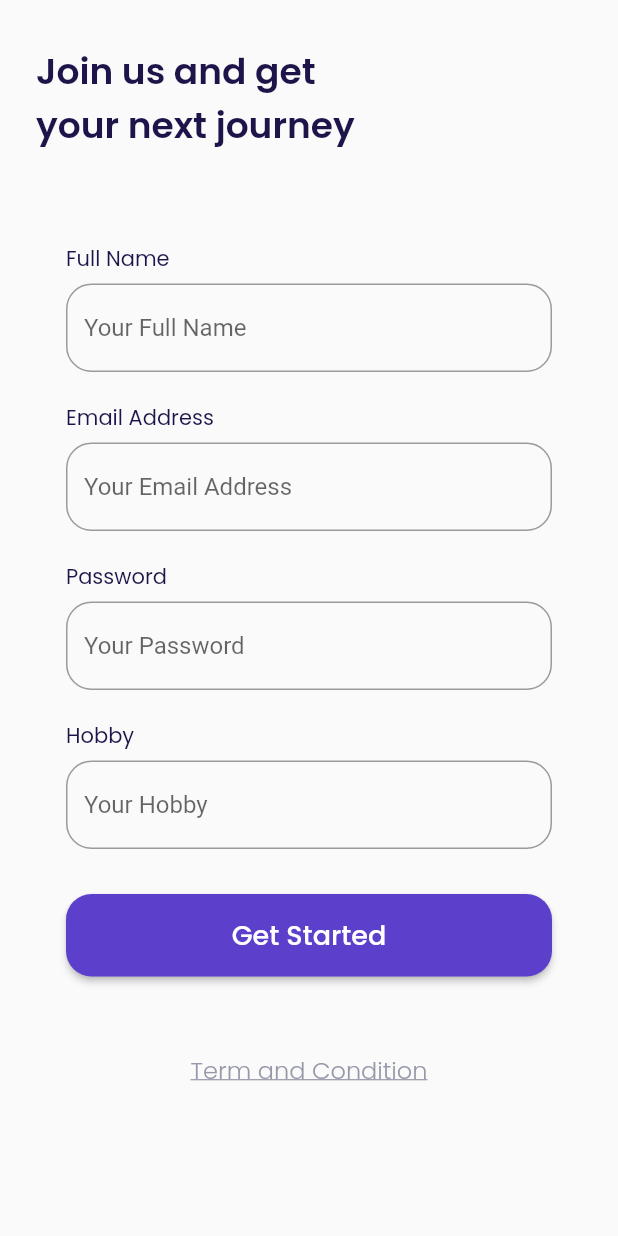
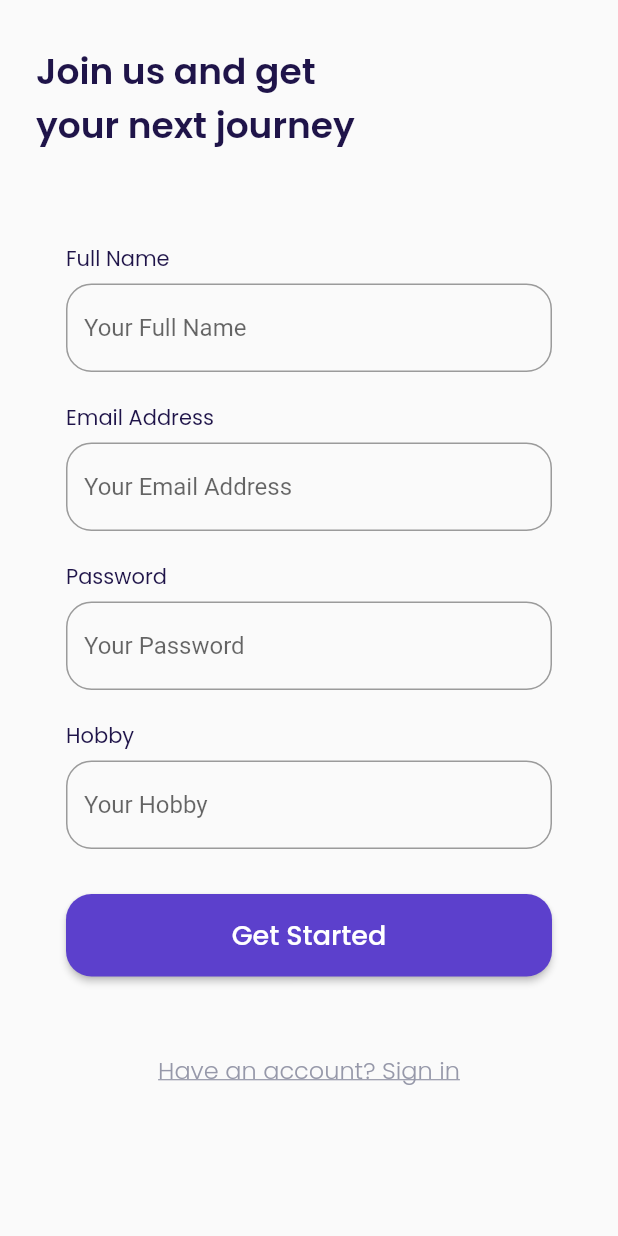
Before and after one commit to mgirisundava/airplane_app, a Flutter app: the screen it shows after launch, after a tap on "Get Started", on a phone screen of 412 x 824 dp. Run offline on Flutter 3.47's test engine with Material 2 defaults, Android fonts, the phone set to English and light mode, and no system bars; our stand-ins replace bloc, cloud_firestore, equatable, firebase_auth, firebase_core, flutter_bloc and 1 more; accounts and stored records are empty.

Commit message:
integrate auth

```diff
--- /dev/null
+++ b/lib/cubit/page/auth/auth_state.dart
@@ -0,0 +1,30 @@
+part of 'auth_cubit.dart';
+
+abstract class AuthState extends Equatable {
+  const AuthState();
+
+  @override
+  List<Object> get props => [];
+}
+
+class AuthInitial extends AuthState {}
+
+class AuthLoading extends AuthState {}
+
+class AuthSuccess extends AuthState {
+  final UserModel user;
+
+  const AuthSuccess(this.user);
+
+  @override
+  List<Object> get props => [user];
+}
+
+class AuthFailed extends AuthState {
+  final String error;
+
+  const AuthFailed(this.error);
+
+  @override
+  List<Object> get props => [error];
+}
--- a/lib/cubit/page/page_cubit.dart
+++ b/lib/cubit/page/page_cubit.dart
@@ -1,5 +1,4 @@
 import 'package:bloc/bloc.dart';
-import 'package:meta/meta.dart';
 
 class PageCubit extends Cubit<int> {
   PageCubit() : super(0);
--- a/lib/main.dart
+++ b/lib/main.dart
@@ -1,14 +1,19 @@
+import 'package:airplane_app/cubit/page/auth/auth_cubit.dart';
 import 'package:airplane_app/cubit/page/page_cubit.dart';
 import 'package:airplane_app/ui/pages/bonus_page.dart';
 import 'package:airplane_app/ui/pages/get_started_page.dart';
 import 'package:airplane_app/ui/pages/main_page.dart';
-import 'package:airplane_app/ui/pages/sign_up_page.dart';
+import 'package:airplane_app/ui/pages/auth_page.dart';
 import 'package:airplane_app/ui/pages/splash_page.dart';
+import 'package:firebase_core/firebase_core.dart';
 import 'package:flutter/material.dart';
 import 'package:flutter_bloc/flutter_bloc.dart';
 
-void main() {
-  return runApp(const MyApp());
+void main() async {
+  WidgetsFlutterBinding.ensureInitialized();
+  await Firebase.initializeApp();
+
+  runApp(const MyApp());
 }
 
 class MyApp extends StatelessWidget {
@@ -21,10 +26,20 @@ class MyApp extends StatelessWidget {
         BlocProvider(
           create: (context) => PageCubit(),
         ),
+        BlocProvider(
+          create: (context) => AuthCubit(),
+        ),
       ],
-      child: const MaterialApp(
+      child: MaterialApp(
         debugShowCheckedModeBanner: false,
-        home: SplashPage(),
+        routes: {
+          '/': (context) => const SplashPage(),
+          '/get-started': (context) => const GetStartedPage(),
+          '/auth': (context) => const AuthPage(),
+          '/bonus': (context) => const BonusPage(),
+          '/main': (context) => const MainPage(),
+        },
+        initialRoute: '/',
       ),
     );
   }
--- /dev/null
+++ b/lib/models/user_model.dart
@@ -0,0 +1,11 @@
+import 'package:equatable/equatable.dart';
+
+class UserModel extends Equatable {
+  final String? id, email, name, hobby;
+  final int? balance;
+
+  const UserModel({this.id, this.email, this.name, this.hobby, this.balance});
+
+  @override
+  List<Object?> get props => [id, email, name, hobby, balance];
+}
--- /dev/null
+++ b/lib/ui/pages/auth_page.dart
@@ -0,0 +1,204 @@
+import 'package:airplane_app/core/colors.dart';
+import 'package:airplane_app/core/fonts.dart';
+import 'package:airplane_app/cubit/page/auth/auth_cubit.dart';
+import 'package:airplane_app/ui/widgets/custom_text_form_field.dart';
+import 'package:airplane_app/ui/widgets/primary_button.dart';
+import 'package:flutter/material.dart';
+import 'package:flutter_bloc/flutter_bloc.dart';
+
+class AuthPage extends StatefulWidget {
+  const AuthPage({Key? key}) : super(key: key);
+
+  @override
+  State<AuthPage> createState() => _AuthPageState();
+}
+
+class _AuthPageState extends State<AuthPage> {
+  final TextEditingController _emailController =
+      TextEditingController(text: '');
+  final TextEditingController _passController = TextEditingController(text: '');
+  final TextEditingController _nameController = TextEditingController(text: '');
+  final TextEditingController _hobbyController =
+      TextEditingController(text: '');
+  bool isSignIn = false;
+
+  @override
+  Widget build(BuildContext context) {
+    Widget title() {
+      return SafeArea(
+        child: Container(
+          margin: const EdgeInsets.only(
+            top: 30,
+            left: 24,
+            right: 24,
+            bottom: 30,
+          ),
+          width: double.infinity,
+          child: Text(
+            isSignIn == false
+                ? 'Join us and get\nyour next journey'
+                : 'Sign in with\nyour existing account',
+            style: TEXTSTYLES.blackTextStyle.copyWith(
+              fontSize: 24,
+              fontWeight: FONTWEIGHT.semiBold,
+            ),
+          ),
+        ),
+      );
+    }
+
+    Widget inputSection() {
+      Widget nameInput() {
+        return CustomTextFormField(
+          title: 'Full Name',
+          hintText: 'Your Full Name',
+          isObsecure: false,
+          controller: _nameController,
+        );
+      }
+
+      Widget emailInput() {
+        return CustomTextFormField(
+          title: 'Email Address',
+          hintText: 'Your Email Address',
+          isObsecure: false,
+          controller: _emailController,
+        );
+      }
+
+      Widget passwordInput() {
+        return CustomTextFormField(
+          title: 'Password',
+          hintText: 'Your Password',
+          isObsecure: true,
+          controller: _passController,
+        );
+      }
+
+      Widget hobbyInput() {
+        return CustomTextFormField(
+          title: 'Hobby',
+          hintText: 'Your Hobby',
+          isObsecure: false,
+          controller: _hobbyController,
+        );
+      }
+
+      Widget authMethodButton() {
+        return GestureDetector(
+          onTap: () {
+            setState(() {
+              isSignIn = !isSignIn;
+            });
+          },
+          child: Container(
+            padding: const EdgeInsets.symmetric(vertical: 50),
+            width: double.infinity,
+            child: Center(
+              child: Text(
+                isSignIn == false
+                    ? 'Have an account? Sign in'
+                    : 'Don\'t have an account? Sign in',
+                style: TEXTSTYLES.greyTextStyle.copyWith(
+                  fontSize: 16,
+                  fontWeight: FONTWEIGHT.light,
+                  decoration: TextDecoration.underline,
+                ),
+              ),
+            ),
+          ),
+        );
+      }
+
+      return Container(
+        margin: const EdgeInsets.symmetric(horizontal: 24),
+        padding: const EdgeInsets.symmetric(
+          vertical: 30,
+          horizontal: 20,
+        ),
+        width: double.infinity,
+        child: Column(
+          crossAxisAlignment: CrossAxisAlignment.start,
+          children: [
+            isSignIn == false ? nameInput() : const SizedBox(),
+            isSignIn == false
+                ? const SizedBox(
+                    height: 20,
+                  )
+                : const SizedBox(),
+            emailInput(),
+            const SizedBox(
+              height: 20,
+            ),
+            passwordInput(),
+            isSignIn == false
+                ? const SizedBox(
+                    height: 20,
+                  )
+                : const SizedBox(),
+            isSignIn == false ? hobbyInput() : const SizedBox(),
+            const SizedBox(
+              height: 30,
+            ),
+            BlocConsumer<AuthCubit, AuthState>(
+              listener: (context, state) {
+                if (state is AuthSuccess) {
+                  Navigator.pushNamedAndRemoveUntil(context,
+                      isSignIn == false ? '/bonus' : '/main', (route) => false);
+                } else if (state is AuthFailed) {
+                  ScaffoldMessenger.of(context).showSnackBar(SnackBar(
+                    content: Text(state.error),
+                    backgroundColor: COLORS.redColor,
+                  ));
+                }
+              },
+              builder: (context, state) {
+                if (state is AuthLoading) {
+                  return SizedBox(
+                    height: 55,
+                    child: Center(
+                      child: LinearProgressIndicator(
+                        color: COLORS.primaryColor,
+                        minHeight: 5,
+                      ),
+                    ),
+                  );
+                } else {
+                  return PrimaryButton(
+                    onPressed: () {
+                      isSignIn == false
+                          ? context.read<AuthCubit>().signUp(
+                                email: _emailController.text,
+                                password: _passController.text,
+                                name: _nameController.text,
+                                hobby: _hobbyController.text,
+                              )
+                          : context.read<AuthCubit>().signIn(
+                                email: _emailController.text,
+                                password: _passController.text,
+                              );
+                    },
+                    width: double.infinity,
+                    height: 55,
+                    title: isSignIn == false ? 'Get Started' : 'Sign In',
+                  );
+                }
+              },
+            ),
+            authMethodButton(),
+          ],
+        ),
+      );
+    }
+
+    return Scaffold(
+      backgroundColor: COLORS.bgColor,
+      body: ListView(
+        children: [
+          title(),
+          inputSection(),
+        ],
+      ),
+    );
+  }
+}
--- a/lib/ui/pages/get_started_page.dart
+++ b/lib/ui/pages/get_started_page.dart
@@ -1,7 +1,6 @@
 import 'package:airplane_app/core/colors.dart';
 import 'package:airplane_app/core/fonts.dart';
 import 'package:airplane_app/core/images.dart';
-import 'package:airplane_app/ui/pages/sign_up_page.dart';
 import 'package:airplane_app/ui/widgets/primary_button.dart';
 import 'package:flutter/material.dart';
 
@@ -54,12 +53,7 @@ class GetStartedPage extends StatelessWidget {
                 ),
                 PrimaryButton(
                   onPressed: () {
-                    Navigator.push(
-                      context,
-                      MaterialPageRoute(
-                        builder: (context) => const SignUpPage(),
-                      ),
-                    );
+                    Navigator.pushNamed(context, '/auth');
                   },
                   width: 220,
                   height: 55,
--- a/lib/ui/pages/sign_up_page.dart
+++ /dev/null
@@ -1,139 +0,0 @@
-import 'package:airplane_app/core/colors.dart';
-import 'package:airplane_app/core/fonts.dart';
-import 'package:airplane_app/ui/pages/bonus_page.dart';
-import 'package:airplane_app/ui/widgets/custom_text_form_field.dart';
-import 'package:airplane_app/ui/widgets/primary_button.dart';
-import 'package:flutter/material.dart';
-
-class SignUpPage extends StatelessWidget {
-  const SignUpPage({Key? key}) : super(key: key);
-
-  @override
-  Widget build(BuildContext context) {
-    Widget title() {
-      return SafeArea(
-        child: Container(
-          margin: const EdgeInsets.only(
-            top: 30,
-            left: 24,
-            right: 24,
-            bottom: 30,
-          ),
-          width: double.infinity,
-          child: Text(
-            'Join us and get\nyour next journey',
-            style: TEXTSTYLES.blackTextStyle.copyWith(
-              fontSize: 24,
-              fontWeight: FONTWEIGHT.semiBold,
-            ),
-          ),
-        ),
-      );
-    }
-
-    Widget inputSection() {
-      Widget nameInput() {
-        return const CustomTextFormField(
-          title: 'Full Name',
-          hintText: 'Your Full Name',
-          isObsecure: false,
-        );
-      }
-
-      Widget emailInput() {
-        return const CustomTextFormField(
-          title: 'Email Address',
-          hintText: 'Your Email Address',
-          isObsecure: false,
-        );
-      }
-
-      Widget passwordInput() {
-        return const CustomTextFormField(
-          title: 'Password',
-          hintText: 'Your Password',
-          isObsecure: true,
-        );
-      }
-
-      Widget hobbyInput() {
-        return const CustomTextFormField(
-          title: 'Hobby',
-          hintText: 'Your Hobby',
-          isObsecure: false,
-        );
-      }
-
-      Widget tacButton() {
-        return Container(
-          padding: const EdgeInsets.symmetric(vertical: 50),
-          width: double.infinity,
-          child: Center(
-            child: Text(
-              'Term and Condition',
-              style: TEXTSTYLES.greyTextStyle.copyWith(
-                fontSize: 16,
-                fontWeight: FONTWEIGHT.light,
-                decoration: TextDecoration.underline,
-              ),
-            ),
-          ),
-        );
-      }
-
-      return Container(
-        margin: const EdgeInsets.symmetric(horizontal: 24),
-        padding: const EdgeInsets.symmetric(
-          vertical: 30,
-          horizontal: 20,
-        ),
-        width: double.infinity,
-        child: Column(
-          crossAxisAlignment: CrossAxisAlignment.start,
-          children: [
-            nameInput(),
-            const SizedBox(
-              height: 20,
-            ),
-            emailInput(),
-            const SizedBox(
-              height: 20,
-            ),
-            passwordInput(),
-            const SizedBox(
-              height: 20,
-            ),
-            hobbyInput(),
-            const SizedBox(
-              height: 30,
-            ),
-            PrimaryButton(
-              onPressed: () {
-                Navigator.push(
-                  context,
-                  MaterialPageRoute(
-                    builder: (context) => const BonusPage(),
-                  ),
-                );
-              },
-              width: double.infinity,
-              height: 55,
-              title: 'Get Started',
-            ),
-            tacButton(),
-          ],
-        ),
-      );
-    }
-
-    return Scaffold(
-      backgroundColor: COLORS.bgColor,
-      body: ListView(
-        children: [
-          title(),
-          inputSection(),
-        ],
-      ),
-    );
-  }
-}
--- a/lib/ui/pages/splash_page.dart
+++ b/lib/ui/pages/splash_page.dart
@@ -3,9 +3,10 @@ import 'dart:async';
 import 'package:airplane_app/core/colors.dart';
 import 'package:airplane_app/core/fonts.dart';
 import 'package:airplane_app/core/images.dart';
-import 'package:airplane_app/ui/pages/get_started_page.dart';
-import 'package:airplane_app/ui/pages/sign_up_page.dart';
+import 'package:airplane_app/cubit/page/auth/auth_cubit.dart';
+import 'package:firebase_auth/firebase_auth.dart';
 import 'package:flutter/material.dart';
+import 'package:flutter_bloc/flutter_bloc.dart';
 
 class SplashPage extends StatefulWidget {
   const SplashPage({Key? key}) : super(key: key);
@@ -18,12 +19,14 @@ class _SplashPageState extends State<SplashPage> {
   @override
   void initState() {
     Timer(const Duration(seconds: 3), () {
-      Navigator.pushAndRemoveUntil(
-          context,
-          MaterialPageRoute(
-            builder: (context) => const GetStartedPage(),
-          ),
-          (route) => false);
+      User? user = FirebaseAuth.instance.currentUser;
+      if (user == null) {
+        Navigator.pushNamedAndRemoveUntil(
+            context, '/get-started', (route) => false);
+      } else {
+        context.read<AuthCubit>().getCurrentUser(id: user.uid);
+        Navigator.pushNamedAndRemoveUntil(context, '/main', (route) => false);
+      }
     });
     super.initState();
   }
--- a/lib/ui/widgets/custom_text_form_field.dart
+++ b/lib/ui/widgets/custom_text_form_field.dart
@@ -6,11 +6,14 @@ import '../../core/fonts.dart';
 class CustomTextFormField extends StatelessWidget {
   final String title, hintText;
   final bool isObsecure;
+  final TextEditingController controller;
+
   const CustomTextFormField({
     Key? key,
     required this.title,
     required this.hintText,
     this.isObsecure = false,
+    required this.controller,
   }) : super(key: key);
 
   @override
@@ -26,6 +29,7 @@ class CustomTextFormField extends StatelessWidget {
           height: 6,
         ),
         TextFormField(
+          controller: controller,
           obscureText: isObsecure,
           cursorColor: COLORS.blackColor,
           decoration: InputDecoration(
--- a/pubspec.yaml
+++ b/pubspec.yaml
@@ -36,6 +36,10 @@ dependencies:
   cupertino_icons: ^1.0.2
   google_fonts: ^2.3.1
   flutter_bloc: ^8.0.1
+  firebase_auth: ^3.11.2
+  firebase_core: ^1.24.0
+  cloud_firestore: ^3.5.1
+  equatable: ^2.0.5
 
 dev_dependencies:
   flutter_test:
```
Also changed, not shown: lib/cubit/page/auth/auth_cubit.dart (added, +66 -0 lines), lib/services/auth_service.dart (added, +66 -0 lines), lib/services/user_service.dart (added, +38 -0 lines), lib/ui/pages/bonus_page.dart (+26 -11 lines), lib/ui/pages/detail_page.dart (+8 -6 lines), lib/ui/pages/home_page.dart (+24 -8 lines), lib/ui/pages/setting_page.dart (+47 -2 lines), lib/ui/widgets/primary_button.dart (line endings or trailing spaces), pubspec.lock, 8 other files.
